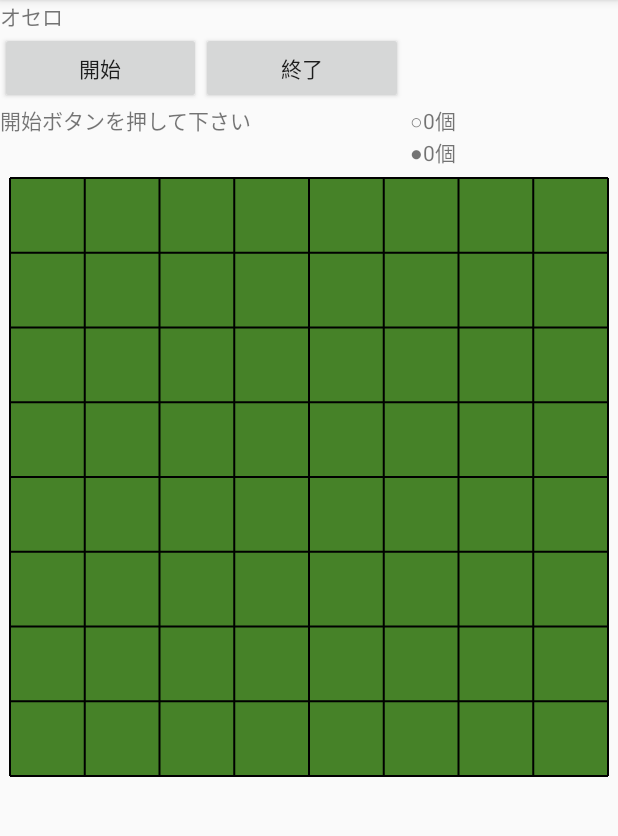
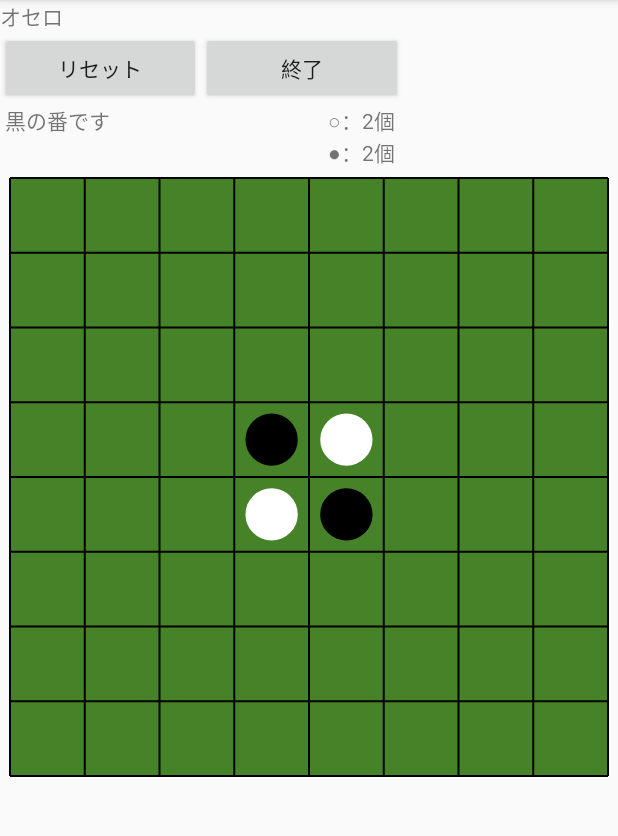
Before and after one commit to kouichi-ogura/TeamDevelopment, an Android app: the screen it shows after launch (MainActivity), on a phone screen of 412 x 824 dp, the part 84-920 px from its top. Run offline under Robolectric (Android 15) with nearby library versions, the phone set to English and light mode, and no system bars.

Commit message:
RestButton ver

```diff
--- a/othello/app/src/main/java/com/example/othello/MainActivity.kt
+++ b/othello/app/src/main/java/com/example/othello/MainActivity.kt
@@ -19,9 +19,7 @@ class MainActivity : AppCompatActivity() {
     private var gameManager : GameMan = GameMan()
 
     //盤面サイズ
-    private val squareNum       = common.BOARD_SIZE
-    //手番表示用
-    private var nextTurn : Int = common.CELL_EMPTY
+    private val squareNum : Int = common.BOARD_SIZE
 
     //マスの状態 [CELL_ENPTY:空き、CELL_BLACK:黒、CELL_WHITE:白]
     var territory = Array(squareNum) {IntArray(squareNum)}
@@ -30,28 +28,31 @@ class MainActivity : AppCompatActivity() {
         super.onCreate(savedInstanceState)
         setContentView(R.layout.activity_main)
 
+        //初期化
+        gameManager.initBoard()
+        territory = gameManager.getTable()
+        drawScore(gameManager.getWhiteStoneNum(), gameManager.getBlackStoneNum())
+
+        //手番描画
+        drawTurn(gameManager.getNextTurn())
+
         var myView = MyView(this)
 
-        //「開始」ボタン押下
-        findViewById<Button>(R.id.startButton).setOnClickListener{
-            //drawMsg("Startボタン押下")
-            drawMsg("黒の番です")
+        //「リセット」ボタン押下
+        findViewById<Button>(R.id.resetButton).setOnClickListener{
             //初期化
             gameManager.initBoard()
             territory = gameManager.getTable()
             drawScore(gameManager.getWhiteStoneNum(), gameManager.getBlackStoneNum())
-            nextTurn = gameManager.getNextTurn()
+
             myView.invalidate()
-            //メッセージ描画
-            if(nextTurn==common.CELL_BLACK)
-                drawMsg(" 黒の番です")
-            else
-                drawMsg(" 白の番です")
+
+            //手番描画
+            drawTurn(gameManager.getNextTurn())
         }
 
         //「終了」ボタン押下
         findViewById<Button>(R.id.endButton).setOnClickListener{
-            drawMsg("終了ボタン押下")
             finishAndRemoveTask()
         }
 
@@ -129,16 +130,12 @@ class MainActivity : AppCompatActivity() {
                 changePosToCoodinate(twoPoint, squareNum, touchX, touchY)
             }
 
-            //forDebug, タップしたセルにコマを置く,
+            //タップしたセルにコマを置く,
             if(gameManager.putStone(cellX, cellY)){
                 territory = gameManager.getTable()
                 drawScore(gameManager.getWhiteStoneNum(), gameManager.getBlackStoneNum())
-                nextTurn = gameManager.getNextTurn()
-                //メッセージ描画
-                if(nextTurn==common.CELL_BLACK)
-                    drawMsg(" 黒の番です")
-                else
-                    drawMsg(" 白の番です")
+                //手番描画
+                drawTurn(gameManager.getNextTurn())
             }
             invalidate()
 
@@ -146,7 +143,7 @@ class MainActivity : AppCompatActivity() {
         }
 
         //コマ描画
-        // State   : 0:空きマス, 1:Black, 2:White,
+        // State   : [CELL_EMPTY, CELL_BLACK, CELL_WHITE],
         // CellY/X : マス位置, 左上[0,0]～右下[7,7],
         fun drawPiece(canvas: Canvas, state : Int, cellY : Int, cellX : Int){
             var paintBlackPiece: Paint = Paint()
@@ -215,9 +212,6 @@ class MainActivity : AppCompatActivity() {
             //     つまり、盤面内のちょうど線上をタップした場合、Xは線の右マス、Yは線の下マスとする
             cellX = ((touchX - twoPoint[0]) / ((twoPoint[2] - twoPoint[0]) / squareNum)).toInt()
             cellY = ((touchY - twoPoint[1]) / ((twoPoint[2] - twoPoint[0]) / squareNum)).toInt()
-
-            //forDebug,
-//            drawScore(cellX, cellY)
         }
     }
 
@@ -232,25 +226,22 @@ class MainActivity : AppCompatActivity() {
         findViewById<TextView>(R.id.msgView).text = msg
     }
 
+    //手番描画
+    fun drawTurn(turn : Int){
+        if(turn == common.CELL_BLACK)
+            drawMsg(" 黒の番です")
+        else
+            drawMsg(" 白の番です")
+    }
+
     //タッチイベント
     override fun onTouchEvent(event: MotionEvent) :Boolean {
 
         when(event.action){
             /*
             MotionEvent.ACTION_DOWN -> {
-                //スコア描画テスト
-               //drawScore(event.getX().toInt(), event.getY().toInt())
             }
-            */
-
-            /*
             MotionEvent.ACTION_UP -> {
-                //メッセージ描画テスト
-                if(debugValue%2==1)
-                    drawMsg(" 黒の番です")
-                else
-                    drawMsg(" 白の番です")
-                debugValue++
             }
             */
         }
--- a/othello/app/src/main/res/layout/activity_main.xml
+++ b/othello/app/src/main/res/layout/activity_main.xml
@@ -44,11 +44,11 @@
                 android:orientation="horizontal">
 
                 <Button
-                    android:id="@+id/startButton"
+                    android:id="@+id/resetButton"
                     android:layout_width="wrap_content"
                     android:layout_height="wrap_content"
                     android:layout_weight="1"
-                    android:text="開始" />
+                    android:text="リセット" />
 
                 <Button
                     android:id="@+id/endButton"
```
